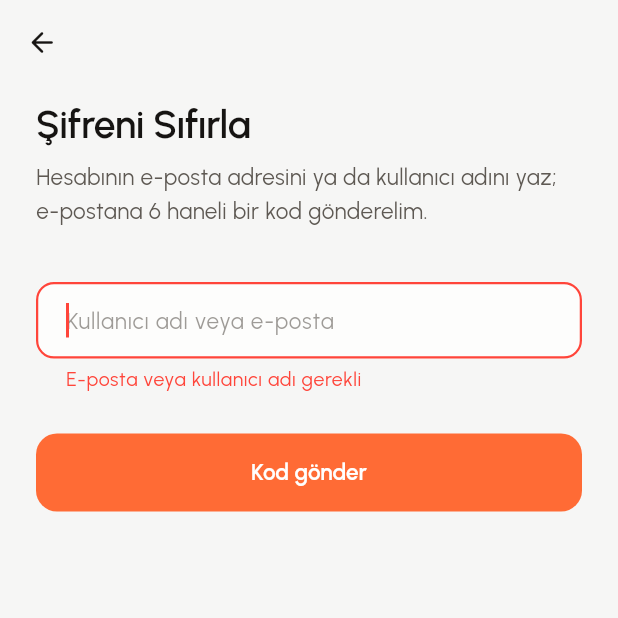
After one commit to emirergorun/dishrate-mobile, a Flutter app: the ForgotPasswordScreen screen opened directly, after a tap on "Kod gönder", on a phone screen of 412 x 824 dp, the top half of it. The commit adds this screen. Run offline on Flutter 3.47's test engine with Material 3 defaults, Android fonts, the phone set to English and light mode, and no system bars; our stand-ins replace cached_network_image, dio, flutter_map, flutter_rating_bar, flutter_riverpod, flutter_secure_storage and 7 more; missing offline and left inert: crop_your_image; accounts and stored records are empty.

Commit message:
Faz 2.7: şifremi unuttum (e-postayla kod)

```diff
--- a/lib/core/constants/api_constants.dart
+++ b/lib/core/constants/api_constants.dart
@@ -14,6 +14,8 @@ abstract final class ApiConstants {
   static const String authRegister = '/auth/register';
   static const String authRefresh = '/auth/refresh';
   static const String authLogout = '/auth/logout';
+  static const String authPasswordForgot = '/auth/password/forgot';
+  static const String authPasswordReset = '/auth/password/reset';
 
   // Dosya yükleme
   static const String files = '/files';
--- /dev/null
+++ b/lib/features/auth/screens/forgot_password_screen.dart
@@ -0,0 +1,294 @@
+import 'dart:async';
+
+import 'package:flutter/material.dart';
+import 'package:flutter/services.dart';
+import 'package:flutter_riverpod/flutter_riverpod.dart';
+
+import '../../../core/auth/auth_provider.dart';
+import '../../../core/auth/auth_repository.dart';
+import '../../../core/network/api_errors.dart';
+import '../../../core/theme/app_colors.dart';
+import '../../../core/theme/app_text_styles.dart';
+import '../../../core/utils/password_validator.dart';
+import '../widgets/auth_form_widgets.dart';
+
+/// Şifremi unuttum (2.7): e-postaya gelen 6 haneli kodla, uygulamanın içinde.
+///
+/// 1. adım e-posta ya da kullanıcı adı → "Kod gönder". Cevap hesabın var
+/// olup olmadığından bağımsız aynı (sunucu da söylemiyor).
+/// 2. adım kod + yeni şifre → "Şifreyi değiştir". Başarıda yeni şifreyle
+/// giriş yapılır, ekran `true` ile kapanır (giriş ekranı da kapanır).
+class ForgotPasswordScreen extends ConsumerStatefulWidget {
+  const ForgotPasswordScreen({super.key, this.initialIdentifier});
+
+  /// Giriş ekranında yazılmış kullanıcı adı / e-posta.
+  final String? initialIdentifier;
+
+  @override
+  ConsumerState<ForgotPasswordScreen> createState() =>
+      _ForgotPasswordScreenState();
+}
+
+class _ForgotPasswordScreenState extends ConsumerState<ForgotPasswordScreen> {
+  /// "Kodu tekrar gönder" bu kadar saniye sonra açılır.
+  static const _resendSeconds = 60;
+
+  final _identifierFormKey = GlobalKey<FormState>();
+  final _resetFormKey = GlobalKey<FormState>();
+  late final _identifierController =
+      TextEditingController(text: widget.initialIdentifier ?? '');
+  final _codeController = TextEditingController();
+  final _passwordController = TextEditingController();
+
+  bool _codeSent = false;
+  bool _isLoading = false;
+  bool _obscurePassword = true;
+  String? _error;
+  String? _info;
+  int _resendLeft = 0;
+  Timer? _resendTimer;
+
+  @override
+  void dispose() {
+    _resendTimer?.cancel();
+    _identifierController.dispose();
+    _codeController.dispose();
+    _passwordController.dispose();
+    super.dispose();
+  }
+
+  String get _identifier => _identifierController.text.trim();
+
+  Future<void> _sendCode() async {
+    if (!_codeSent && !_identifierFormKey.currentState!.validate()) return;
+    setState(() {
+      _isLoading = true;
+      _error = null;
+    });
+    try {
+      final message =
+          await AuthRepository.instance.requestPasswordReset(_identifier);
+      if (!mounted) return;
+      setState(() {
+        _codeSent = true;
+        _info = message;
+        _isLoading = false;
+      });
+      _startResendTimer();
+    } catch (e) {
+      if (!mounted) return;
+      setState(() {
+        _isLoading = false;
+        _error = userMessageFor(e,
+            fallback: 'Kod gönderilemedi, biraz sonra tekrar dene.');
+      });
+    }
+  }
+
+  void _startResendTimer() {
+    _resendTimer?.cancel();
+    setState(() => _resendLeft = _resendSeconds);
+    _resendTimer = Timer.periodic(const Duration(seconds: 1), (t) {
+      if (!mounted) return t.cancel();
+      setState(() => _resendLeft--);
+      if (_resendLeft <= 0) t.cancel();
+    });
+  }
+
+  Future<void> _resetPassword() async {
+    if (!_resetFormKey.currentState!.validate()) return;
+    setState(() {
+      _isLoading = true;
+      _error = null;
+    });
+    final newPassword = _passwordController.text;
+    try {
+      await AuthRepository.instance.resetPassword(
+        identifier: _identifier,
+        code: _codeController.text.trim(),
+        newPassword: newPassword,
+      );
+    } catch (e) {
+      if (!mounted) return;
+      setState(() {
+        _isLoading = false;
+        _error =
+            userMessageFor(e, fallback: 'Şifre değiştirilemedi, tekrar dene.');
+      });
+      return;
+    }
+
+    // Şifre değişti: yeni şifreyle hemen giriş.
+    await ref
+        .read(authProvider.notifier)
+        .login(email: _identifier, password: newPassword);
+    if (!mounted) return;
+    final messenger = ScaffoldMessenger.of(context);
+    final loggedIn = ref.read(authProvider).isAuthenticated;
+    messenger.showSnackBar(SnackBar(
+      behavior: SnackBarBehavior.floating,
+      content: Text(loggedIn
+          ? 'Şifren değiştirildi.'
+          : 'Şifren değiştirildi. Yeni şifrenle giriş yapabilirsin.'),
+    ));
+    Navigator.of(context).pop(loggedIn);
+  }
+
+  @override
+  Widget build(BuildContext context) {
+    return Scaffold(
+      backgroundColor: context.bgColor,
+      appBar: AppBar(
+        backgroundColor: context.bgColor,
+        elevation: 0,
+        leading: IconButton(
+          icon: Icon(Icons.arrow_back_rounded, color: context.textPrimaryColor),
+          tooltip: 'Geri',
+          onPressed: () => Navigator.of(context).pop(false),
+        ),
+      ),
+      body: SafeArea(
+        child: SingleChildScrollView(
+          padding: const EdgeInsets.symmetric(horizontal: 24),
+          child: Column(
+            crossAxisAlignment: CrossAxisAlignment.start,
+            children: [
+              const SizedBox(height: 12),
+              const Text('Şifreni Sıfırla', style: AppTextStyles.headlineLarge),
+              const SizedBox(height: 8),
+              Text(
+                _codeSent
+                    ? (_info ?? '')
+                    : 'Hesabının e-posta adresini ya da kullanıcı adını yaz; '
+                        'e-postana 6 haneli bir kod gönderelim.',
+                style: AppTextStyles.bodyMedium
+                    .copyWith(color: context.textSecondaryColor),
+              ),
+              const SizedBox(height: 28),
+              if (!_codeSent) _identifierStep() else _resetStep(),
+              if (_error != null) ...[
+                const SizedBox(height: 16),
+                AuthErrorBox(message: _error!),
+              ],
+              const SizedBox(height: 28),
+              _primaryButton(
+                label: _codeSent ? 'Şifreyi değiştir' : 'Kod gönder',
+                onPressed: _codeSent ? _resetPassword : _sendCode,
+              ),
+              if (_codeSent) ...[
+                const SizedBox(height: 12),
+                Center(
+                  child: TextButton(
+                    onPressed: _isLoading || _resendLeft > 0 ? null : _sendCode,
+                    child: Text(_resendLeft > 0
+                        ? 'Kodu tekrar gönder ($_resendLeft sn)'
+                        : 'Kodu tekrar gönder'),
+                  ),
+                ),
+              ],
+              const SizedBox(height: 40),
+            ],
+          ),
+        ),
+      ),
+    );
+  }
+
+  Widget _identifierStep() {
+    return Form(
+      key: _identifierFormKey,
+      child: AuthTextField(
+        controller: _identifierController,
+        hint: 'Kullanıcı adı veya e-posta',
+        identifier: true,
+        autofocus: _identifierController.text.isEmpty,
+        textInputAction: TextInputAction.done,
+        onFieldSubmitted: (_) => _sendCode(),
+        validator: (v) => (v == null || v.trim().isEmpty)
+            ? 'E-posta veya kullanıcı adı gerekli'
+            : null,
+      ),
+    );
+  }
+
+  Widget _resetStep() {
+    return Form(
+      key: _resetFormKey,
+      child: Column(
+        children: [
+          AuthTextField(
+            controller: _codeController,
+            hint: '6 haneli kod',
+            keyboardType: TextInputType.number,
+            autofocus: true,
+            // iOS mailden gelen kodu klavyenin üstünde önerir.
+            autofillHints: const [AutofillHints.oneTimeCode],
+            inputFormatters: [
+              FilteringTextInputFormatter.digitsOnly,
+              LengthLimitingTextInputFormatter(6),
+            ],
+            textInputAction: TextInputAction.next,
+            validator: (v) => (v == null || v.trim().length != 6)
+                ? 'Kod 6 haneli olmalı'
+                : null,
+          ),
+          const SizedBox(height: 16),
+          AuthTextField(
+            controller: _passwordController,
+            hint: 'Yeni şifre',
+            obscureText: _obscurePassword,
+            autofillHints: const [AutofillHints.newPassword],
+            textInputAction: TextInputAction.done,
+            onChanged: (_) => setState(() {}),
+            onFieldSubmitted: (_) => _resetPassword(),
+            suffixIcon: IconButton(
+              tooltip: _obscurePassword ? 'Şifreyi göster' : 'Şifreyi gizle',
+              icon: Icon(
+                _obscurePassword
+                    ? Icons.visibility_off_rounded
+                    : Icons.visibility_rounded,
+                color: context.textSecondaryColor,
+                size: 20,
+              ),
+              onPressed: () =>
+                  setState(() => _obscurePassword = !_obscurePassword),
+            ),
+            validator: PasswordValidator.validate,
+          ),
+          PasswordRuleChips(password: _passwordController.text),
+        ],
+      ),
+    );
+  }
+
+  Widget _primaryButton(
+      {required String label, required VoidCallback onPressed}) {
+    return SizedBox(
+      width: double.infinity,
+      height: 52,
+      child: ElevatedButton(
+        onPressed: _isLoading ? null : onPressed,
+        style: ElevatedButton.styleFrom(
+          backgroundColor: AppColors.primary,
+          foregroundColor: Colors.white,
+          disabledBackgroundColor: AppColors.primary.withValues(alpha: 0.5),
+          shape:
+              RoundedRectangleBorder(borderRadius: BorderRadius.circular(14)),
+          elevation: 0,
+        ),
+        child: _isLoading
+            ? const SizedBox(
+                width: 22,
+                height: 22,
+                child: CircularProgressIndicator(
+                    color: Colors.white, strokeWidth: 2.5),
+              )
+            : Text(
+                label,
+                style: AppTextStyles.titleSmall
+                    .copyWith(color: Colors.white, fontWeight: FontWeight.w600),
+              ),
+      ),
+    );
+  }
+}
--- /dev/null
+++ b/lib/features/auth/widgets/auth_form_widgets.dart
@@ -0,0 +1,201 @@
+import 'package:flutter/material.dart';
+import 'package:flutter/services.dart';
+
+import '../../../core/theme/app_colors.dart';
+import '../../../core/theme/app_text_styles.dart';
+import '../../../core/utils/password_validator.dart';
+
+/// Giriş, kayıt ve şifre sıfırlama ekranlarının ortak form parçaları.
+
+/// Form içinde kalan hata kutusu.
+///
+/// Önceden hata alttan çıkan bir bildirimdi ve giriş ekranı baştan kuruluyordu;
+/// kullanıcı yazdıklarını kaybediyordu.
+class AuthErrorBox extends StatelessWidget {
+  const AuthErrorBox({super.key, required this.message});
+
+  final String message;
+
+  @override
+  Widget build(BuildContext context) {
+    return Container(
+      width: double.infinity,
+      padding: const EdgeInsets.symmetric(horizontal: 14, vertical: 12),
+      decoration: BoxDecoration(
+        color: AppColors.error.withValues(alpha: 0.12),
+        borderRadius: BorderRadius.circular(12),
+        border: Border.all(color: AppColors.error.withValues(alpha: 0.35)),
+      ),
+      child: Row(
+        crossAxisAlignment: CrossAxisAlignment.start,
+        children: [
+          Icon(Icons.error_outline_rounded,
+              size: 18, color: context.errorTextColor),
+          const SizedBox(width: 10),
+          Expanded(
+            child: Text(
+              message,
+              style: AppTextStyles.bodyMedium
+                  .copyWith(color: context.errorTextColor),
+            ),
+          ),
+        ],
+      ),
+    );
+  }
+}
+
+class AuthTextField extends StatelessWidget {
+  const AuthTextField({
+    super.key,
+    required this.controller,
+    this.label,
+    required this.hint,
+    this.obscureText = false,
+    this.keyboardType,
+    this.textInputAction,
+    this.onFieldSubmitted,
+    this.onChanged,
+    this.suffixIcon,
+    this.validator,
+    this.identifier = false,
+    this.autofillHints,
+    this.inputFormatters,
+    this.autofocus = false,
+  });
+
+  final TextEditingController controller;
+  final String? label;
+  final String hint;
+  final bool obscureText;
+  final TextInputType? keyboardType;
+  final TextInputAction? textInputAction;
+  final ValueChanged<String>? onFieldSubmitted;
+  final ValueChanged<String>? onChanged;
+  final Widget? suffixIcon;
+  final String? Function(String?)? validator;
+
+  /// Kullanıcı adı / e-posta alanı: otomatik düzeltme ve öneri kapalı, ASCII
+  /// klavye. Önceden iOS "modsim"i "modern"e çeviriyor, Türkçe klavye
+  /// "haritatest" yerine "harıtatest" yazdırıyordu; ikisi de girişi bozuyordu.
+  final bool identifier;
+
+  /// iOS'un otomatik doldurması (ör. mailden gelen kod: `oneTimeCode`).
+  final Iterable<String>? autofillHints;
+  final List<TextInputFormatter>? inputFormatters;
+  final bool autofocus;
+
+  @override
+  Widget build(BuildContext context) {
+    return Column(
+      crossAxisAlignment: CrossAxisAlignment.start,
+      children: [
+        if (label != null)
+          Text(
+            label!,
+            style: AppTextStyles.bodySmall.copyWith(
+              fontWeight: FontWeight.w600,
+              color: context.textSecondaryColor,
+            ),
+          ),
+        const SizedBox(height: 8),
+        TextFormField(
+          controller: controller,
+          obscureText: obscureText,
+          keyboardType: identifier ? TextInputType.emailAddress : keyboardType,
+          autocorrect: !identifier,
+          enableSuggestions: !identifier,
+          textCapitalization: TextCapitalization.none,
+          textInputAction: textInputAction,
+          onFieldSubmitted: onFieldSubmitted,
+          onChanged: onChanged,
+          validator: validator,
+          autofillHints: autofillHints,
+          inputFormatters: inputFormatters,
+          autofocus: autofocus,
+          style: AppTextStyles.bodyMedium.copyWith(
+            color: context.textPrimaryColor,
+          ),
+          decoration: InputDecoration(
+            hintText: hint,
+            hintStyle: AppTextStyles.bodyMedium.copyWith(
+              color: context.textSecondaryColor.withValues(alpha: 0.6),
+            ),
+            filled: true,
+            fillColor: context.surfaceColor,
+            contentPadding: const EdgeInsets.symmetric(
+              horizontal: 16,
+              vertical: 14,
+            ),
+            border: OutlineInputBorder(
+              borderRadius: BorderRadius.circular(12),
+              borderSide: BorderSide(color: context.dividerColor),
+            ),
+            enabledBorder: OutlineInputBorder(
+              borderRadius: BorderRadius.circular(12),
+              borderSide: BorderSide(color: context.dividerColor),
+            ),
+            focusedBorder: OutlineInputBorder(
+              borderRadius: BorderRadius.circular(12),
+              borderSide:
+                  const BorderSide(color: AppColors.primary, width: 1.5),
+            ),
+            errorBorder: OutlineInputBorder(
+              borderRadius: BorderRadius.circular(12),
+              borderSide: const BorderSide(color: AppColors.error),
+            ),
+            focusedErrorBorder: OutlineInputBorder(
+              borderRadius: BorderRadius.circular(12),
+              borderSide: const BorderSide(color: AppColors.error, width: 1.5),
+            ),
+            suffixIcon: suffixIcon,
+          ),
+        ),
+      ],
+    );
+  }
+}
+
+/// Şifre kuralları — yazdıkça yeşile döner. Kayıt ve şifre sıfırlama
+/// ekranları ortak kullanır; boş şifrede hiçbir şey çizmez.
+class PasswordRuleChips extends StatelessWidget {
+  const PasswordRuleChips({super.key, required this.password});
+
+  final String password;
+
+  @override
+  Widget build(BuildContext context) {
+    if (password.isEmpty) return const SizedBox.shrink();
+    return Padding(
+      padding: const EdgeInsets.only(top: 10),
+      child: Align(
+        alignment: Alignment.centerLeft,
+        child: Wrap(
+          spacing: 12,
+          runSpacing: 6,
+          children: PasswordValidator.rules.map((rule) {
+            final ok = rule.test(password);
+            return Row(
+              mainAxisSize: MainAxisSize.min,
+              children: [
+                Icon(
+                  ok ? Icons.check_circle_rounded : Icons.circle_outlined,
+                  size: 14,
+                  color: ok ? AppColors.success : context.textSecondaryColor,
+                ),
+                const SizedBox(width: 4),
+                Text(
+                  rule.label,
+                  style: AppTextStyles.bodySmall.copyWith(
+                    fontSize: 11,
+                    color: ok ? AppColors.success : context.textSecondaryColor,
+                  ),
+                ),
+              ],
+            );
+          }).toList(),
+        ),
+      ),
+    );
+  }
+}
```
Also changed, not shown: lib/core/auth/auth_repository.dart (+30 -0 lines), lib/features/auth/screens/login_screen.dart (+36 -185 lines).
